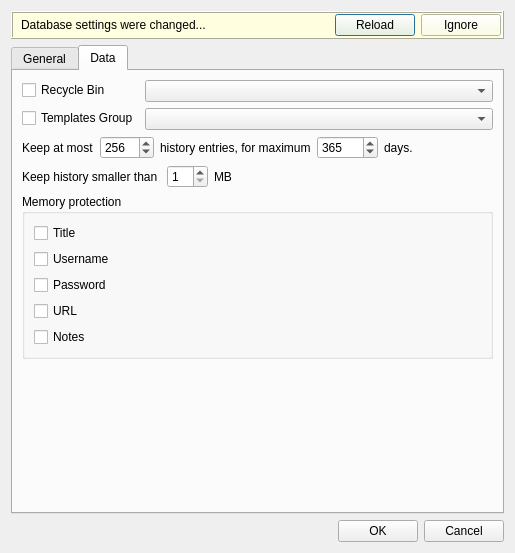
Above: databasesettings.ui from j-kubik/qtpass2 before the change. Below: the same form after it.
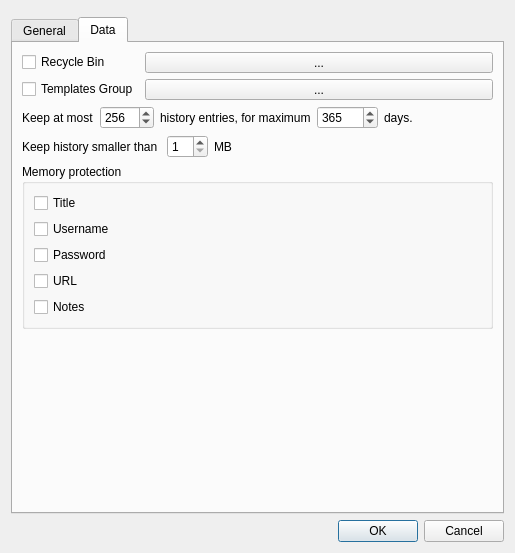
That is the form after the change. The open tabs and pages were chosen to show the change. Custom widgets are drawn as their Qt base class.

The edit to the form file:
```diff
--- a/databasesettings.ui
+++ b/databasesettings.ui
@@ -15,51 +15,16 @@
   </property>
   <layout class="QVBoxLayout" name="verticalLayout">
    <item>
-    <widget class="QFrame" name="updateFrame">
-     <property name="styleSheet">
-      <string notr="true">background-color:lightyellow;</string>
-     </property>
+    <widget class="NotificationFrame" name="notifyPanel">
      <property name="frameShape">
-      <enum>QFrame::Box</enum>
+      <enum>QFrame::StyledPanel</enum>
      </property>
      <property name="frameShadow">
       <enum>QFrame::Raised</enum>
      </property>
-     <layout class="QHBoxLayout" name="horizontalLayout_4" stretch="1,0,0">
-      <property name="leftMargin">
-       <number>8</number>
-      </property>
-      <property name="topMargin">
-       <number>1</number>
-      </property>
-      <property name="rightMargin">
-       <number>1</number>
-      </property>
-      <property name="bottomMargin">
-       <number>1</number>
-      </property>
-      <item>
-       <widget class="QLabel" name="label_11">
-        <property name="text">
-         <string>Database settings were changed...</string>
-        </property>
-       </widget>
-      </item>
-      <item>
-       <widget class="QPushButton" name="reloadButton">
-        <property name="text">
-         <string>Reload</string>
-        </property>
-       </widget>
-      </item>
-      <item>
-       <widget class="QPushButton" name="ignoreButton">
-        <property name="text">
-         <string>Ignore</string>
-        </property>
-       </widget>
-      </item>
-     </layout>
+     <property name="text" stdset="0">
+      <string>Database settings were updated.</string>
+     </property>
     </widget>
    </item>
    <item>
@@ -186,9 +151,6 @@
            </property>
           </widget>
          </item>
-         <item row="0" column="1">
-          <widget class="QGroupCombo" name="recycleBinCombo"/>
-         </item>
          <item row="1" column="0">
           <widget class="QCheckBox" name="templatesBox">
            <property name="text">
@@ -197,7 +159,30 @@
           </widget>
          </item>
          <item row="1" column="1">
-          <widget class="QGroupCombo" name="templatesCombo"/>
+          <widget class="GroupButton" name="templatesButton">
+           <property name="sizePolicy">
+            <sizepolicy hsizetype="Preferred" vsizetype="Fixed">
+             <horstretch>0</horstretch>
+             <verstretch>0</verstretch>
+            </sizepolicy>
+           </property>
+           <property name="text">
+            <string>...</string>
+           </property>
+          </widget>
+         </item>
+         <item row="0" column="1">
+          <widget class="GroupButton" name="recycleBinButton">
+           <property name="sizePolicy">
+            <sizepolicy hsizetype="Preferred" vsizetype="Fixed">
+             <horstretch>0</horstretch>
+             <verstretch>0</verstretch>
+            </sizepolicy>
+           </property>
+           <property name="text">
+            <string>...</string>
+           </property>
+          </widget>
          </item>
         </layout>
        </item>
@@ -393,9 +378,15 @@
  </widget>
  <customwidgets>
   <customwidget>
-   <class>QGroupCombo</class>
-   <extends>QComboBox</extends>
-   <header>qgroupcombo.h</header>
+   <class>NotificationFrame</class>
+   <extends>QFrame</extends>
+   <header>ui/partial/notificationframe.h</header>
+   <container>1</container>
+  </customwidget>
+  <customwidget>
+   <class>GroupButton</class>
+   <extends>QToolButton</extends>
+   <header>ui/grouppickerdialog.h</header>
   </customwidget>
  </customwidgets>
  <resources/>
```
Left out of the diff: 54 changed lines with no effect on the pictures.
